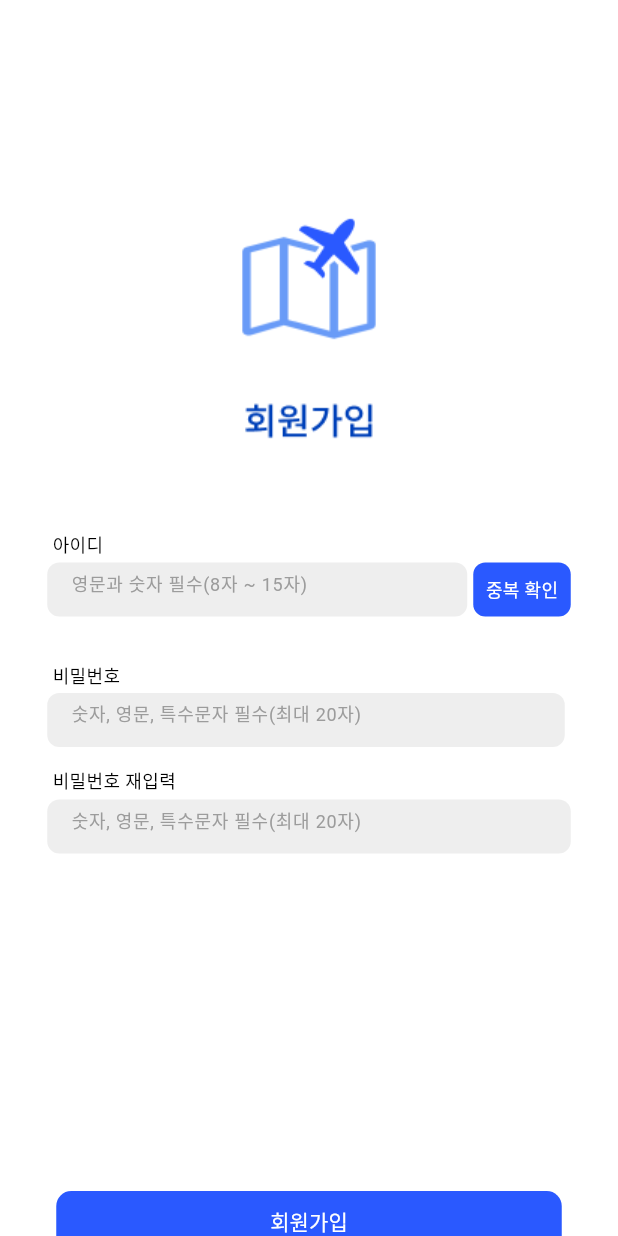
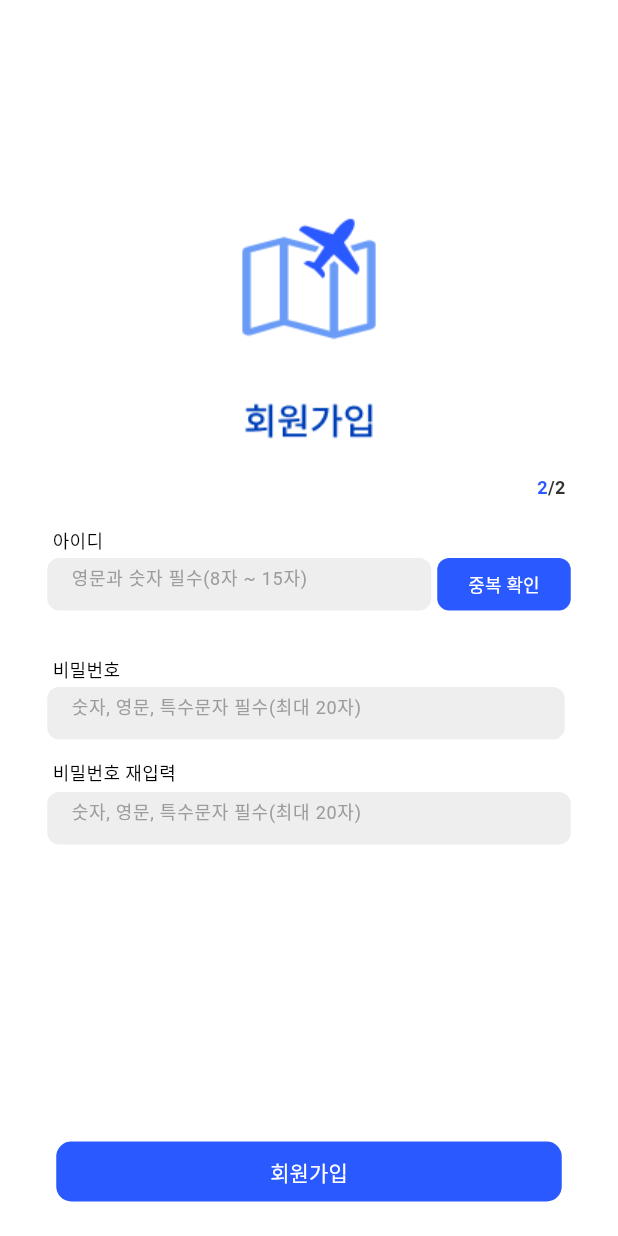
Before and after one commit to leave-leave/Leave-Leave-Flutter, a Flutter app: the SignupScreen screen opened directly, after a tap on "다음", on a phone screen of 412 x 824 dp. Run offline on Flutter 3.47's test engine with Material 3 defaults, Android fonts, the phone set to English and light mode, and no system bars; Roboto replaces fonts that are missing (Noto Sans KR, NotoSansKR).

Commit message:
ADD :: code

```diff
--- a/lib/screen/postRegistrationscreen.dart
+++ b/lib/screen/postRegistrationscreen.dart
@@ -1,5 +1,4 @@
 import 'package:flutter/material.dart';
-import 'package:flutter/cupertino.dart';
 
 class RegistrationScreen extends StatelessWidget {
   const RegistrationScreen({Key? key}) : super(key: key);
--- a/lib/screen/signup1.dart
+++ b/lib/screen/signup1.dart
@@ -20,7 +20,40 @@ class SignupScreen extends StatelessWidget {
           Center(
             child: Image.asset('assets/images/Signup.png'),
           ),
-          SizedBox(height: 55),
+          SizedBox(height: 19),
+          Row(
+            children: [
+              SizedBox(width: 358),
+              Text.rich(
+                TextSpan(
+                  children: [
+                    TextSpan(
+                      text: '1',
+                      style: TextStyle(
+                        color: Color(0xFF2A59FF),
+                        fontSize: 12,
+                        fontFamily: 'Noto Sans KR',
+                        fontWeight: FontWeight.w700,
+                        height: 0,
+                      ),
+                    ),
+                    TextSpan(
+                      text: '/2',
+                      style: TextStyle(
+                        color: Color(0xFF333333),
+                        fontSize: 12,
+                        fontFamily: 'Noto Sans KR',
+                        fontWeight: FontWeight.w700,
+                        height: 0,
+                      ),
+                    ),
+                  ],
+                ),
+                textAlign: TextAlign.right,
+              ),
+            ],
+          ),
+          SizedBox(height: 19,),
           Row(
             children: [
               SizedBox(width: 35), // 조절 가능한 왼쪽 여백
@@ -98,20 +131,19 @@ class SignupScreen extends StatelessWidget {
                   ),
                 ),
                 SizedBox(width: 4), // 조절 가능한 간격
-                GestureDetector(
-                  onTap: () {
+                TextButton(
+                  onPressed: () {
+                    // 여기에 기존의 onTap 로직을 넣으세요
                   },
+                  style: TextButton.styleFrom(
+                    backgroundColor: blueColor,
+                    shape: RoundedRectangleBorder(borderRadius: BorderRadius.circular(8)),
+                  ),
                   child: Container(
-                    width: 73,
-                    height: 36,
-                    decoration: BoxDecoration(
-                      color: blueColor,
-                      borderRadius: BorderRadius.circular(8),
-                    ),
-                    child: Row(
-                      mainAxisAlignment: MainAxisAlignment.center,
-                      children: [
-                        Text(
+                    width: 65,
+                    height: 35,
+                    child: Center(
+                      child: Text(
                         '인증 번호',
                         style: TextStyle(
                           fontSize: 12,
@@ -119,7 +151,6 @@ class SignupScreen extends StatelessWidget {
                           color: Colors.white,
                         ),
                       ),
-                      ],
                     ),
                   ),
                 ),
--- a/lib/screen/signup2.dart
+++ b/lib/screen/signup2.dart
@@ -1,4 +1,5 @@
 import 'package:flutter/material.dart';
+import 'signup_complete_screen.dart';
 
 class SignupScreen2 extends StatelessWidget {
   static const Color blueColor = Color(0xff2A59FF);
@@ -19,7 +20,40 @@ class SignupScreen2 extends StatelessWidget {
           Center(
             child: Image.asset('assets/images/Signup.png'),
           ),
-          SizedBox(height: 55),
+          SizedBox(height: 19),
+          Row(
+            children: [
+              SizedBox(width: 358),
+              Text.rich(
+                TextSpan(
+                  children: [
+                    TextSpan(
+                      text: '2',
+                      style: TextStyle(
+                        color: Color(0xFF2A59FF),
+                        fontSize: 12,
+                        fontFamily: 'Noto Sans KR',
+                        fontWeight: FontWeight.w700,
+                        height: 0,
+                      ),
+                    ),
+                    TextSpan(
+                      text: '/2',
+                      style: TextStyle(
+                        color: Color(0xFF333333),
+                        fontSize: 12,
+                        fontFamily: 'Noto Sans KR',
+                        fontWeight: FontWeight.w700,
+                        height: 0,
+                      ),
+                    ),
+                  ],
+                ),
+                textAlign: TextAlign.right,
+              ),
+            ],
+          ),
+          SizedBox(height: 19),
           Row(
             children: [
               SizedBox(width: 35), // 조절 가능한 왼쪽 여백
@@ -36,7 +70,7 @@ class SignupScreen2 extends StatelessWidget {
           SizedBox(height: 4), // 라벨과 TextField 간의 간격 조절
           Container(
             width: 349,
-            height: 36,
+            height: 35,
             child: Row(
               children: [
                 Expanded(
@@ -60,20 +94,19 @@ class SignupScreen2 extends StatelessWidget {
                   ),
                 ),
                 SizedBox(width: 4), // 조절 가능한 간격
-                GestureDetector(
-                  onTap: () {
+                TextButton(
+                  onPressed: () {
+                    // 여기에 기존의 onTap 로직을 넣으세요
                   },
+                  style: TextButton.styleFrom(
+                    backgroundColor: blueColor,
+                    shape: RoundedRectangleBorder(borderRadius: BorderRadius.circular(8)),
+                  ),
                   child: Container(
                     width: 65,
-                    height: 37,
-                    decoration: BoxDecoration(
-                      color: blueColor,
-                      borderRadius: BorderRadius.circular(8),
-                    ),
-                    child: Row(
-                      mainAxisAlignment: MainAxisAlignment.center,
-                      children: [
-                        Text(
+                    height: 35,
+                    child: Center(
+                      child: Text(
                         '중복 확인',
                         style: TextStyle(
                           fontSize: 12,
@@ -81,7 +114,6 @@ class SignupScreen2 extends StatelessWidget {
                           color: Colors.white,
                         ),
                       ),
-                      ],
                     ),
                   ),
                 ),
@@ -106,11 +138,12 @@ class SignupScreen2 extends StatelessWidget {
           SizedBox(height: 4), // 라벨과 TextField 간의 간격 조절
           Container(
             width: 349,
-            height: 36,
+            height: 35,
             child: Row(
               children: [
                 Expanded(
                   child: TextField(
+                    obscureText: true,
                     style: TextStyle(
                       fontSize: 12,
                     ),
@@ -150,8 +183,9 @@ class SignupScreen2 extends StatelessWidget {
           SizedBox(height: 4), // 라벨과 TextField 간의 간격 조절
           Container(
             width: 349,
-            height: 36,
+            height: 35,
             child: TextField(
+              obscureText: true,
               style: TextStyle(
                 fontSize: 12,
               ),
@@ -170,12 +204,16 @@ class SignupScreen2 extends StatelessWidget {
               ),
             ),
           ),
-          SizedBox(height: 225),
+          SizedBox(height: 198),
           Container(
             width: 337,
             height: 40,
             child: TextButton(
-              onPressed: () {},
+              onPressed: () {
+                Navigator.push(
+                    context,
+                    MaterialPageRoute(builder: (context) => complete()),
+                );},
               child: Text(
                 '회원가입',
                 style: TextStyle(
--- a/lib/screen/signup_complete_screen.dart
+++ b/lib/screen/signup_complete_screen.dart
@@ -1,10 +1,19 @@
 import 'package:flutter/material.dart';
+import 'package:tteonatteona/screen/main_screen.dart';
 
 class complete extends StatelessWidget {
   const complete({Key? key}) : super(key: key);
 
   @override
   Widget build(BuildContext context) {
+
+    Future.delayed(Duration(seconds: 2), () {
+      Navigator.pushReplacement(
+        context,
+        MaterialPageRoute(builder: (context) => MainScreen()),
+      );
+    });
+
     return Scaffold(
       backgroundColor: Colors.white,
       body: Column(
```
Lines whose indentation alone changed are shown as unchanged.
